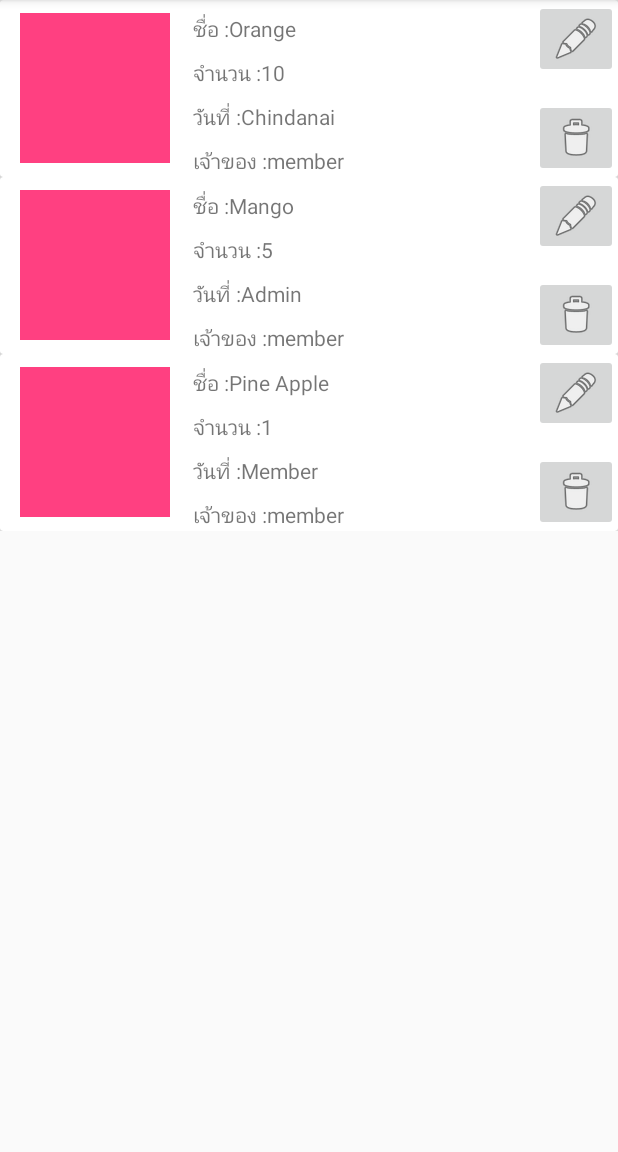
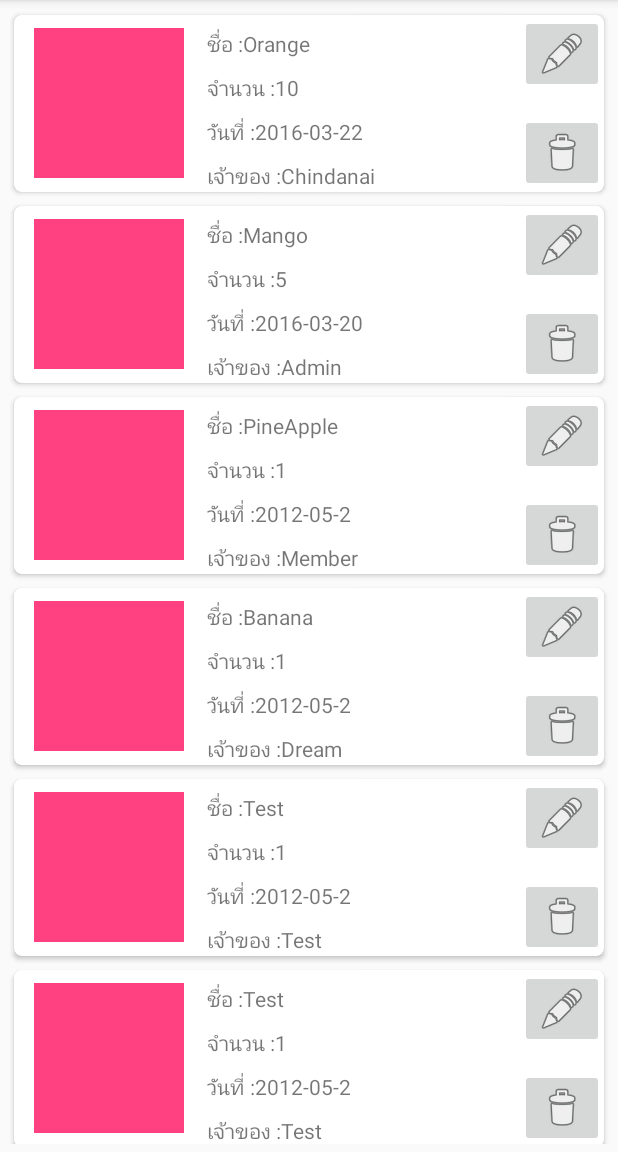
Before and after one commit to Wchindanai/Notyfi, an Android app: the screen it shows after launch (Member), on a phone screen of 412 x 824 dp, the part 84-1236 px from its top. Run offline under Robolectric (Android 15) with nearby library versions, the phone set to English and light mode, and no system bars.

Commit message:
Fix Card Margin and border radius

```diff
--- a/app/src/main/java/dev/notify/Item.java
+++ b/app/src/main/java/dev/notify/Item.java
@@ -8,12 +8,21 @@ public class Item {
     private String name, date, member;
     private int amount;
 
+    /**
+     *
+     */
     public Item(){}
 
+    /**
+     * @param name
+     * @param date
+     * @param amount
+     * @param member
+     */
     public Item(String name, String date, int amount, String member){
         this.name = name;
+        this.amount = amount;
         this.date = date;
-        this.amount = amount;
         this.member = member;
     }
 
--- a/app/src/main/java/dev/notify/ItemAdapter.java
+++ b/app/src/main/java/dev/notify/ItemAdapter.java
@@ -34,8 +34,8 @@ class ItemAdapter extends RecyclerView.Adapter<ItemAdapter.MyViewHolder> {
             cv = (CardView) view.findViewById(R.id.cardView);
             data_name = (TextView) view.findViewById(R.id.data_name);
             data_amount = (TextView) view.findViewById(R.id.data_amount);
-            data_date = (TextView) view.findViewById(R.id.data_date);
-            data_member = (TextView) view.findViewById(R.id.data_date);
+            data_date = (TextView) view.findViewById(R.id.data_created);
+            data_member = (TextView) view.findViewById(R.id.data_member);
         }
     }
 
--- a/app/src/main/java/dev/notify/Member.java
+++ b/app/src/main/java/dev/notify/Member.java
@@ -2,6 +2,7 @@ package dev.notify;
 
 import android.support.v7.app.AppCompatActivity;
 import android.os.Bundle;
+import android.support.v7.widget.DefaultItemAnimator;
 import android.support.v7.widget.LinearLayoutManager;
 import android.support.v7.widget.RecyclerView;
 
@@ -11,7 +12,6 @@ import java.util.List;
 public class Member extends AppCompatActivity {
     private RecyclerView mRecyclerView;
     private RecyclerView.Adapter mAdapter;
-    private RecyclerView.LayoutManager mLayoutManager;
 
     private List<Item> itemList = new ArrayList<>();
 
@@ -24,9 +24,9 @@ public class Member extends AppCompatActivity {
         mRecyclerView = (RecyclerView) findViewById(R.id.rv);
         mRecyclerView.setHasFixedSize(true);
 
-        mLayoutManager = new LinearLayoutManager(this);
+        LinearLayoutManager mLayoutManager = new LinearLayoutManager(this);
         mRecyclerView.setLayoutManager(mLayoutManager);
-
+        mRecyclerView.setItemAnimator(new DefaultItemAnimator());
         // specify an adapter (see also next example)
         mAdapter = new ItemAdapter(Member.this, itemList);
         mRecyclerView.setAdapter(mAdapter);
@@ -39,7 +39,13 @@ public class Member extends AppCompatActivity {
         itemList.add(item);
         item = new Item("Mango", "2016-03-20", 5, "Admin");
         itemList.add(item);
-        item = new Item("Pine Apple", "2012-05-2", 1, "Member");
+        item = new Item("PineApple", "2012-05-2", 1, "Member");
+        itemList.add(item);
+        item = new Item("Banana", "2012-05-2", 1, "Dream");
+        itemList.add(item);
+        item = new Item("Test", "2012-05-2", 1, "Test");
+        itemList.add(item);
+        item = new Item("Test", "2012-05-2", 1, "Test");
         itemList.add(item);
 //        mAdapter.notifyDataSetChanged();
     }
--- a/app/src/main/res/layout/activity_member.xml
+++ b/app/src/main/res/layout/activity_member.xml
@@ -1,14 +1,13 @@
 <?xml version="1.0" encoding="utf-8"?>
-<RelativeLayout xmlns:android="http://schemas.android.com/apk/res/android"
+<LinearLayout xmlns:android="http://schemas.android.com/apk/res/android"
     xmlns:tools="http://schemas.android.com/tools"
     android:layout_width="match_parent"
-    android:layout_height="match_parent">
+    android:layout_height="match_parent"
+    android:padding="5dp">
 
     <android.support.v7.widget.RecyclerView
         android:id="@+id/rv"
-        android:layout_width="wrap_content"
+        android:layout_width="match_parent"
         android:layout_height="wrap_content"
-        tools:layout_editor_absoluteX="8dp"
-        tools:layout_editor_absoluteY="8dp"
         android:scrollbars="vertical"/>
-</RelativeLayout>
+</LinearLayout>
--- a/app/src/main/res/layout/item_cardview.xml
+++ b/app/src/main/res/layout/item_cardview.xml
@@ -1,13 +1,12 @@
 <?xml version="1.0" encoding="utf-8"?>
 <android.support.v7.widget.CardView xmlns:android="http://schemas.android.com/apk/res/android"
     xmlns:app="http://schemas.android.com/apk/res-auto"
+    android:id="@+id/cardView"
     android:layout_width="match_parent"
     android:layout_height="wrap_content"
-    xmlns:card_view="http://schemas.android.com/tools"
-    android:id="@+id/cardView"
-    card_view:cardCornerRadius="10dp"
-    card_view:cardElevation="5dp"
-    card_view:cardUseCompatPadding="true">
+    app:cardCornerRadius="5dp"
+    app:cardElevation="2dp"
+    app:cardUseCompatPadding="true">
 
     <RelativeLayout
         android:layout_width="wrap_content"
@@ -20,7 +19,8 @@
             android:layout_alignParentStart="true"
             android:layout_centerVertical="true"
             android:layout_marginStart="13dp"
-                app:srcCompat="@color/colorAccent" />
+            app:srcCompat="@color/colorAccent"
+            android:contentDescription="@string/pictureLabel" />
 
         <TextView
             android:id="@+id/label_name"
@@ -35,29 +35,29 @@
             android:id="@+id/data_name"
             android:layout_width="wrap_content"
             android:layout_height="wrap_content"
-                android:text="name"
             android:layout_alignBaseline="@+id/label_name"
             android:layout_alignBottom="@+id/label_name"
-                android:layout_toEndOf="@+id/label_name" />
+            android:layout_toEndOf="@+id/label_name"
+            android:text="name" />
 
         <TextView
             android:id="@+id/label_amount"
             android:layout_width="wrap_content"
             android:layout_height="wrap_content"
 
-                android:text="@string/item_label_amount"
+            android:layout_alignStart="@+id/label_name"
+            android:layout_below="@+id/label_name"
             android:layout_marginTop="9dp"
-                android:layout_below="@+id/label_name"
-                android:layout_alignStart="@+id/label_name" />
+            android:text="@string/item_label_amount" />
 
         <TextView
             android:id="@+id/data_amount"
             android:layout_width="wrap_content"
             android:layout_height="wrap_content"
-            android:text="amount"
             android:layout_alignBaseline="@+id/label_amount"
             android:layout_alignBottom="@+id/label_amount"
-            android:layout_toEndOf="@+id/label_amount" />
+            android:layout_toEndOf="@+id/label_amount"
+            android:text="amount" />
 
         <TextView
             android:id="@+id/label_date"
@@ -65,16 +65,16 @@
             android:layout_height="wrap_content"
             android:layout_alignStart="@+id/label_amount"
             android:layout_below="@+id/label_amount"
-            android:text="@string/item_label_date"
-            android:layout_marginTop="9dp"/>
+            android:layout_marginTop="9dp"
+            android:text="@string/item_label_date" />
 
         <TextView
-            android:id="@+id/data_date"
+            android:id="@+id/data_created"
             android:layout_width="wrap_content"
             android:layout_height="wrap_content"
-            android:text="date"
+            android:layout_alignBaseline="@+id/label_date"
             android:layout_toEndOf="@+id/label_date"
-            android:layout_alignBaseline="@+id/label_date"/>
+            android:text="date" />
 
         <TextView
             android:id="@+id/label_member"
@@ -82,8 +82,8 @@
             android:layout_height="wrap_content"
             android:layout_alignStart="@+id/label_date"
             android:layout_below="@+id/label_date"
-            android:text="@string/item_label_member"
-            android:layout_marginTop="9dp"/>
+            android:layout_marginTop="9dp"
+            android:text="@string/item_label_member" />
 
         <TextView
             android:id="@+id/data_member"
@@ -100,7 +100,8 @@
             android:layout_height="wrap_content"
             android:layout_alignParentBottom="true"
             android:layout_alignParentEnd="true"
-            app:srcCompat="@android:drawable/ic_menu_delete" />
+            app:srcCompat="@android:drawable/ic_menu_delete"
+            android:contentDescription="@string/editBtn"/>
 
         <ImageButton
             android:id="@+id/imageButton3"
@@ -108,8 +109,8 @@
             android:layout_height="wrap_content"
             android:layout_alignEnd="@+id/imageButton2"
             android:layout_alignParentTop="true"
-            app:srcCompat="@android:drawable/ic_menu_edit" />
-
+            app:srcCompat="@android:drawable/ic_menu_edit"
+            android:contentDescription="@string/deleteBtn"/>
     </RelativeLayout>
 
 </android.support.v7.widget.CardView>
--- a/app/src/main/res/values/colors.xml
+++ b/app/src/main/res/values/colors.xml
@@ -1,6 +1,6 @@
 <?xml version="1.0" encoding="utf-8"?>
 <resources>
-    <color name="colorPrimary">#3F51B5</color>
+    <color name="colorPrimary">#3f51b5</color>
     <color name="colorPrimaryDark">#303F9F</color>
     <color name="colorAccent">#ff4081</color>
 </resources>
--- a/app/src/main/res/values/strings.xml
+++ b/app/src/main/res/values/strings.xml
@@ -17,4 +17,7 @@
     <string name="item_label_amount">จำนวน : </string>
     <string name="item_label_member">เจ้าของ : </string>
     <string name="item_label_date">วันที่ : </string>
+    <string name="editBtn">Edit Your Item</string>
+    <string name="deleteBtn">Delete Your Item</string>
+    <string name="pictureLabel">Picture</string>
 </resources>
```
Lines whose indentation alone changed are shown as unchanged.
